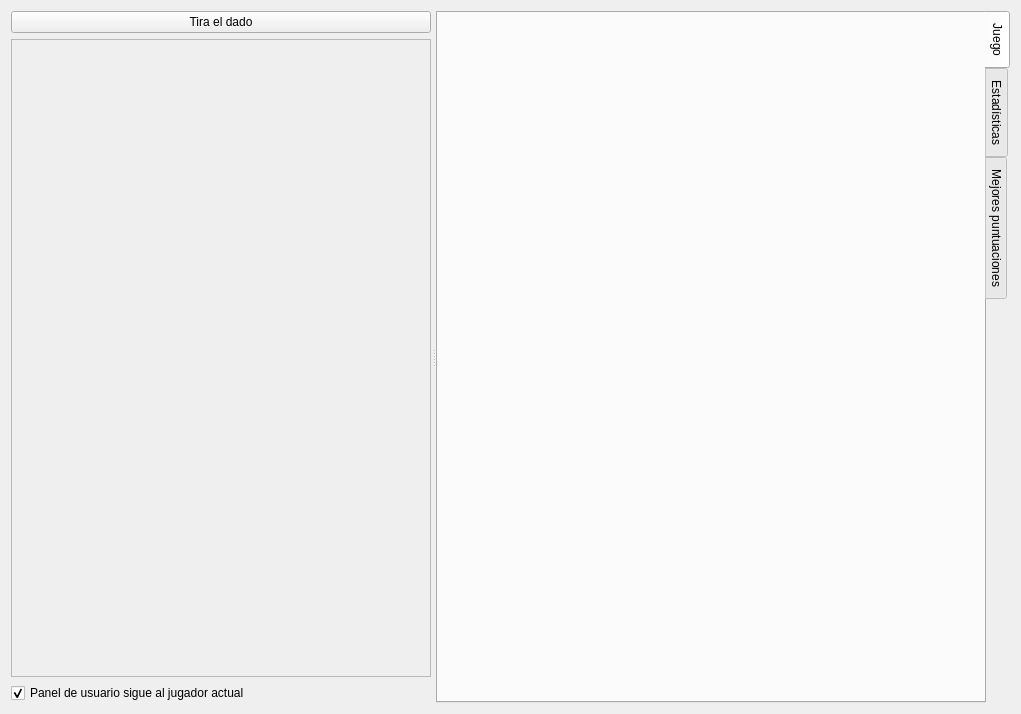
First picture: the form in ui/wdgGame.ui, repository turulomio/glparchis, before the edit.
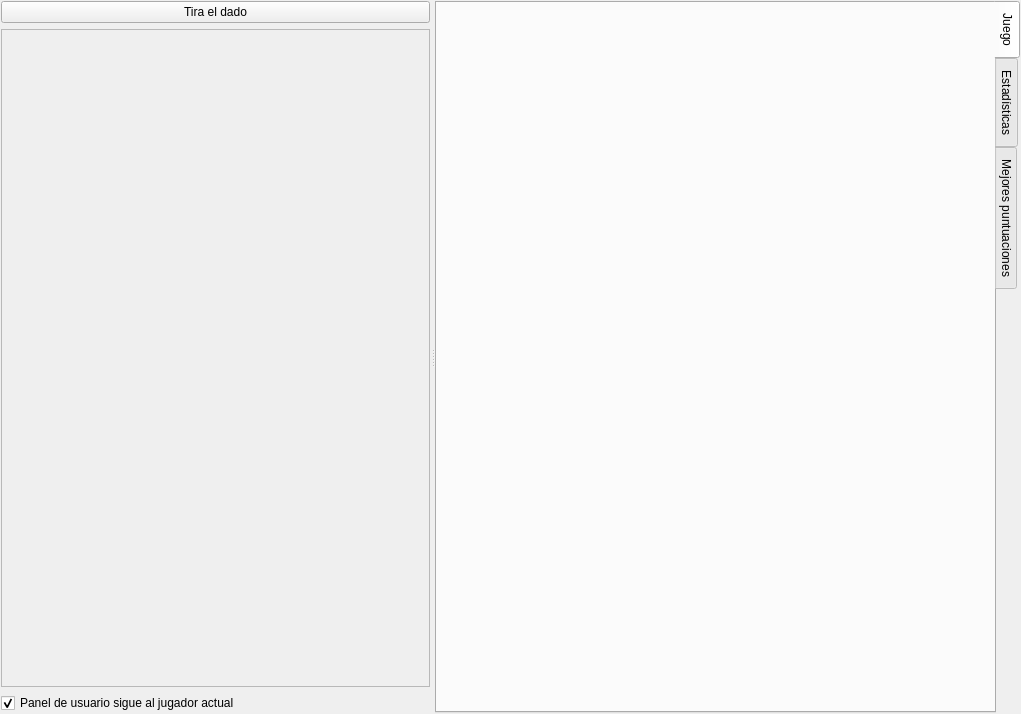
Second picture: the form after the edit. Icons and pictures are not drawn. Custom widgets are drawn as their Qt base class.

```diff
--- a/ui/wdgGame.ui
+++ b/ui/wdgGame.ui
@@ -11,6 +11,9 @@
    </rect>
   </property>
   <layout class="QHBoxLayout" name="horizontalLayout">
+   <property name="margin">
+    <number>1</number>
+   </property>
    <item>
     <widget class="QSplitter" name="splitter">
      <property name="cursor">
@@ -53,8 +56,8 @@
            <rect>
             <x>0</x>
             <y>0</y>
-            <width>416</width>
-            <height>624</height>
+            <width>441</width>
+            <height>640</height>
            </rect>
           </property>
           <layout class="QVBoxLayout" name="verticalLayout_5">
@@ -99,9 +102,6 @@
          <property name="currentIndex">
           <number>0</number>
          </property>
-         <property name="elideMode">
-          <enum>Qt::ElideMiddle</enum>
-         </property>
          <widget class="QWidget" name="tabGame">
           <attribute name="icon">
            <iconset resource="../images/glparchis.qrc">
```
